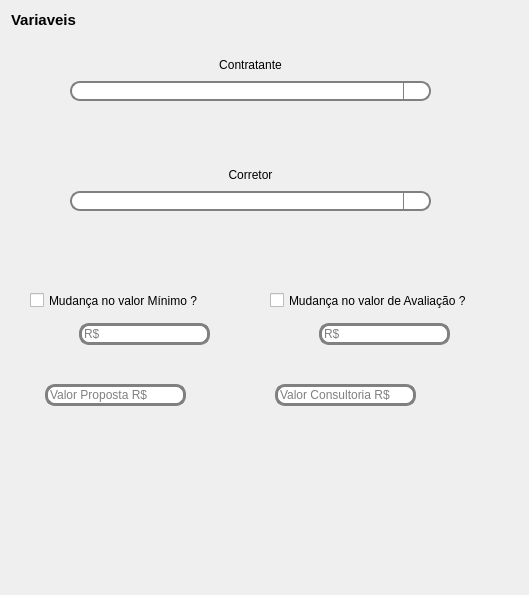
tiagodsg1/gerador_contratos, file front/ui/pages/consultoria/consultoria.ui: the form before one commit.
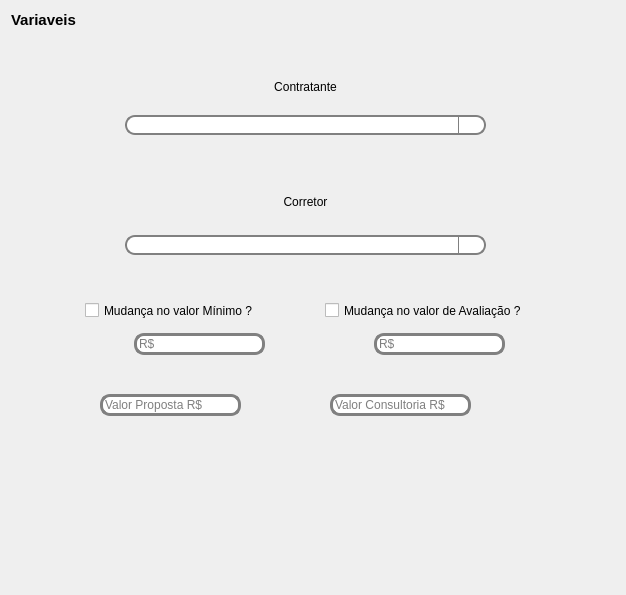
The form after the commit. Icons and pictures are not drawn.

```diff
--- a/front/ui/pages/consultoria/consultoria.ui
+++ b/front/ui/pages/consultoria/consultoria.ui
@@ -6,7 +6,7 @@
    <rect>
     <x>0</x>
     <y>0</y>
-    <width>529</width>
+    <width>626</width>
     <height>595</height>
    </rect>
   </property>
@@ -89,7 +89,7 @@
        <rect>
         <x>0</x>
         <y>0</y>
-        <width>507</width>
+        <width>604</width>
         <height>544</height>
        </rect>
       </property>
@@ -99,8 +99,8 @@
          <widget class="QLineEdit" name="lineEdit_7">
           <property name="geometry">
            <rect>
-            <x>25</x>
-            <y>340</y>
+            <x>80</x>
+            <y>350</y>
             <width>141</width>
             <height>22</height>
            </rect>
@@ -112,8 +112,8 @@
          <widget class="QLineEdit" name="lineEdit_8">
           <property name="geometry">
            <rect>
-            <x>255</x>
-            <y>340</y>
+            <x>310</x>
+            <y>350</y>
             <width>141</width>
             <height>22</height>
            </rect>
@@ -125,10 +125,10 @@
          <widget class="QWidget" name="layoutWidget_5">
           <property name="geometry">
            <rect>
-            <x>50</x>
-            <y>10</y>
+            <x>105</x>
+            <y>20</y>
             <width>361</width>
-            <height>47</height>
+            <height>71</height>
            </rect>
           </property>
           <layout class="QVBoxLayout" name="verticalLayout_7">
@@ -150,10 +150,10 @@
          <widget class="QWidget" name="layoutWidget_6">
           <property name="geometry">
            <rect>
-            <x>50</x>
-            <y>120</y>
+            <x>105</x>
+            <y>130</y>
             <width>361</width>
-            <height>47</height>
+            <height>81</height>
            </rect>
           </property>
           <layout class="QVBoxLayout" name="verticalLayout_8">
@@ -175,8 +175,8 @@
          <widget class="QWidget" name="layoutWidget_7">
           <property name="geometry">
            <rect>
-            <x>10</x>
-            <y>240</y>
+            <x>65</x>
+            <y>250</y>
             <width>229</width>
             <height>64</height>
            </rect>
@@ -249,8 +249,8 @@
          <widget class="QWidget" name="layoutWidget_8">
           <property name="geometry">
            <rect>
-            <x>250</x>
-            <y>240</y>
+            <x>305</x>
+            <y>250</y>
             <width>229</width>
             <height>64</height>
            </rect>
```
